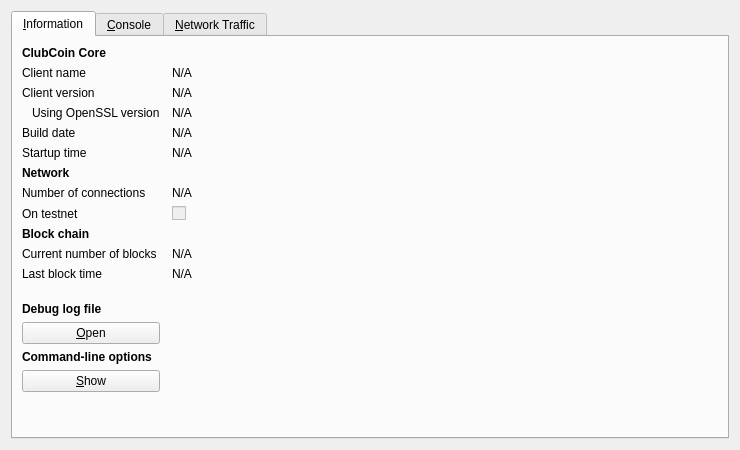
Before: the Qt Designer form src/qt/forms/debugwindow.ui in BitClubDev/ClubCoin, drawn with Qt 5.
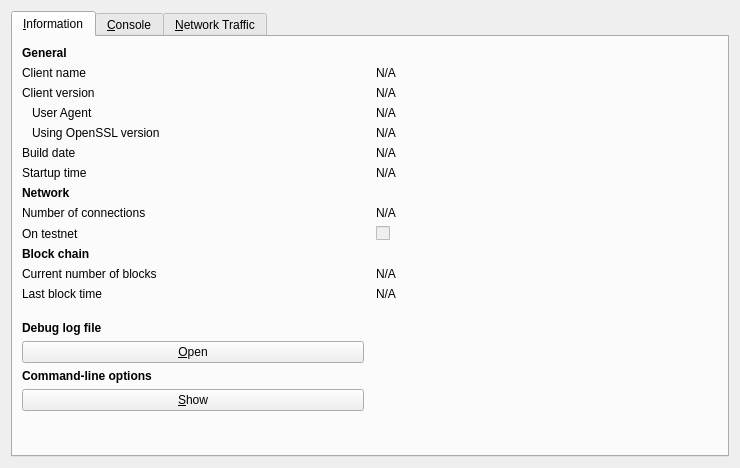
After: the same form once the commit is applied. Icons and pictures are not drawn. Custom widgets are drawn as their Qt base class.

Commit message: Debug window: show User Agent

Diff of the .ui file:
```diff
--- a/src/qt/forms/debugwindow.ui
+++ b/src/qt/forms/debugwindow.ui
@@ -7,7 +7,7 @@
     <x>0</x>
     <y>0</y>
     <width>740</width>
-    <height>450</height>
+    <height>468</height>
    </rect>
   </property>
   <property name="windowTitle">
@@ -23,7 +23,7 @@
       <attribute name="title">
        <string>&amp;Information</string>
       </attribute>
-      <layout class="QGridLayout" name="gridLayout" columnstretch="0,1">
+      <layout class="QGridLayout" name="gridLayout" columnstretch="0,0">
        <property name="horizontalSpacing">
         <number>12</number>
        </property>
@@ -36,7 +36,7 @@
           </font>
          </property>
          <property name="text">
-          <string>ClubCoin Core</string>
+          <string>General</string>
          </property>
         </widget>
        </item>
@@ -86,41 +86,25 @@
          </property>
         </widget>
        </item>
-       <item row="3" column="0">
-        <widget class="QLabel" name="label_14">
-         <property name="text">
-          <string>Using OpenSSL version</string>
-         </property>
-         <property name="indent">
-          <number>10</number>
-         </property>
-        </widget>
-       </item>
-       <item row="3" column="1">
-        <widget class="QLabel" name="openSSLVersion">
-         <property name="cursor">
-          <cursorShape>IBeamCursor</cursorShape>
-         </property>
-         <property name="text">
-          <string>N/A</string>
-         </property>
-         <property name="textFormat">
-          <enum>Qt::PlainText</enum>
-         </property>
-         <property name="textInteractionFlags">
-          <set>Qt::LinksAccessibleByMouse|Qt::TextSelectableByKeyboard|Qt::TextSelectableByMouse</set>
-         </property>
-        </widget>
-       </item>
-       <item row="4" column="0">
+       <item row="5" column="0">
         <widget class="QLabel" name="label_12">
          <property name="text">
           <string>Build date</string>
          </property>
         </widget>
        </item>
+       <item row="4" column="0">
+        <widget class="QLabel" name="label_14">
+         <property name="text">
+          <string>Using OpenSSL version</string>
+         </property>
+         <property name="indent">
+          <number>10</number>
+         </property>
+        </widget>
+       </item>
        <item row="4" column="1">
-        <widget class="QLabel" name="buildDate">
+        <widget class="QLabel" name="openSSLVersion">
          <property name="cursor">
           <cursorShape>IBeamCursor</cursorShape>
          </property>
@@ -135,7 +119,7 @@
          </property>
         </widget>
        </item>
-       <item row="5" column="0">
+       <item row="6" column="0">
         <widget class="QLabel" name="label_13">
          <property name="text">
           <string>Startup time</string>
@@ -143,6 +127,29 @@
         </widget>
        </item>
        <item row="5" column="1">
+        <widget class="QLabel" name="buildDate">
+         <property name="cursor">
+          <cursorShape>IBeamCursor</cursorShape>
+         </property>
+         <property name="text">
+          <string>N/A</string>
+         </property>
+         <property name="textFormat">
+          <enum>Qt::PlainText</enum>
+         </property>
+         <property name="textInteractionFlags">
+          <set>Qt::LinksAccessibleByMouse|Qt::TextSelectableByKeyboard|Qt::TextSelectableByMouse</set>
+         </property>
+        </widget>
+       </item>
+       <item row="8" column="0">
+        <widget class="QLabel" name="label_7">
+         <property name="text">
+          <string>Number of connections</string>
+         </property>
+        </widget>
+       </item>
+       <item row="6" column="1">
         <widget class="QLabel" name="startupTime">
          <property name="cursor">
           <cursorShape>IBeamCursor</cursorShape>
@@ -158,7 +165,7 @@
          </property>
         </widget>
        </item>
-       <item row="6" column="0">
+       <item row="7" column="0">
         <widget class="QLabel" name="label_11">
          <property name="font">
           <font>
@@ -171,37 +178,7 @@
          </property>
         </widget>
        </item>
-       <item row="7" column="0">
-        <widget class="QLabel" name="label_7">
-         <property name="text">
-          <string>Number of connections</string>
-         </property>
-        </widget>
-       </item>
-       <item row="7" column="1">
-        <widget class="QLabel" name="numberOfConnections">
-         <property name="cursor">
-          <cursorShape>IBeamCursor</cursorShape>
-         </property>
-         <property name="text">
-          <string>N/A</string>
-         </property>
-         <property name="textFormat">
-          <enum>Qt::PlainText</enum>
-         </property>
-         <property name="textInteractionFlags">
-          <set>Qt::LinksAccessibleByMouse|Qt::TextSelectableByKeyboard|Qt::TextSelectableByMouse</set>
-         </property>
-        </widget>
-       </item>
-       <item row="8" column="0">
-        <widget class="QLabel" name="label_8">
-         <property name="text">
-          <string>On testnet</string>
-         </property>
-        </widget>
-       </item>
-       <item row="8" column="1">
+       <item row="9" column="1">
         <widget class="QCheckBox" name="isTestNet">
          <property name="enabled">
           <bool>false</bool>
@@ -212,42 +189,49 @@
         </widget>
        </item>
        <item row="9" column="0">
-        <widget class="QLabel" name="label_10">
-         <property name="font">
-          <font>
-           <weight>75</weight>
-           <bold>true</bold>
-          </font>
+        <widget class="QLabel" name="label_8">
+         <property name="text">
+          <string>On testnet</string>
          </property>
+        </widget>
+       </item>
+       <item row="8" column="1">
+        <widget class="QLabel" name="numberOfConnections">
+         <property name="cursor">
+          <cursorShape>IBeamCursor</cursorShape>
+         </property>
          <property name="text">
-          <string>Block chain</string>
+          <string>N/A</string>
          </property>
+         <property name="textFormat">
+          <enum>Qt::PlainText</enum>
+         </property>
+         <property name="textInteractionFlags">
+          <set>Qt::LinksAccessibleByMouse|Qt::TextSelectableByKeyboard|Qt::TextSelectableByMouse</set>
+         </property>
         </widget>
        </item>
-       <item row="10" column="0">
+       <item row="11" column="0">
         <widget class="QLabel" name="label_3">
          <property name="text">
           <string>Current number of blocks</string>
          </property>
         </widget>
        </item>
-       <item row="10" column="1">
-        <widget class="QLabel" name="numberOfBlocks">
-         <property name="cursor">
-          <cursorShape>IBeamCursor</cursorShape>
+       <item row="10" column="0">
+        <widget class="QLabel" name="label_10">
+         <property name="font">
+          <font>
+           <weight>75</weight>
+           <bold>true</bold>
+          </font>
          </property>
          <property name="text">
-          <string>N/A</string>
-         </property>
-         <property name="textFormat">
-          <enum>Qt::PlainText</enum>
-         </property>
-         <property name="textInteractionFlags">
-          <set>Qt::LinksAccessibleByMouse|Qt::TextSelectableByKeyboard|Qt::TextSelectableByMouse</set>
+          <string>Block chain</string>
          </property>
         </widget>
        </item>
-       <item row="11" column="0">
+       <item row="12" column="0">
         <widget class="QLabel" name="label_2">
          <property name="text">
           <string>Last block time</string>
@@ -255,6 +239,35 @@
         </widget>
        </item>
        <item row="11" column="1">
+        <widget class="QLabel" name="numberOfBlocks">
+         <property name="cursor">
+          <cursorShape>IBeamCursor</cursorShape>
+         </property>
+         <property name="text">
+          <string>N/A</string>
+         </property>
+         <property name="textFormat">
+          <enum>Qt::PlainText</enum>
+         </property>
+         <property name="textInteractionFlags">
+          <set>Qt::LinksAccessibleByMouse|Qt::TextSelectableByKeyboard|Qt::TextSelectableByMouse</set>
+         </property>
+        </widget>
+       </item>
+       <item row="15" column="0">
+        <widget class="QPushButton" name="openDebugLogfileButton">
+         <property name="toolTip">
+          <string>Open the ClubCoin debug log file from the current data directory. This can take a few seconds for large log files.</string>
+         </property>
+         <property name="text">
+          <string>&amp;Open</string>
+         </property>
+         <property name="autoDefault">
+          <bool>false</bool>
+         </property>
+        </widget>
+       </item>
+       <item row="12" column="1">
         <widget class="QLabel" name="lastBlockTime">
          <property name="cursor">
           <cursorShape>IBeamCursor</cursorShape>
@@ -270,7 +283,7 @@
          </property>
         </widget>
        </item>
-       <item row="12" column="0">
+       <item row="13" column="0">
         <spacer name="verticalSpacer_2">
          <property name="orientation">
           <enum>Qt::Vertical</enum>
@@ -283,7 +296,7 @@
          </property>
         </spacer>
        </item>
-       <item row="13" column="0">
+       <item row="14" column="0">
         <widget class="QLabel" name="labelDebugLogfile">
          <property name="font">
           <font>
@@ -296,33 +309,7 @@
          </property>
         </widget>
        </item>
-       <item row="14" column="0">
-        <widget class="QPushButton" name="openDebugLogfileButton">
-         <property name="toolTip">
-          <string>Open the ClubCoin debug log file from the current data directory. This can take a few seconds for large log files.</string>
-         </property>
-         <property name="text">
-          <string>&amp;Open</string>
-         </property>
-         <property name="autoDefault">
-          <bool>false</bool>
-         </property>
-        </widget>
-       </item>
-       <item row="15" column="0">
-        <widget class="QLabel" name="labelCLOptions">
-         <property name="font">
-          <font>
-           <weight>75</weight>
-           <bold>true</bold>
-          </font>
-         </property>
-         <property name="text">
-          <string>Command-line options</string>
-         </property>
-        </widget>
-       </item>
-       <item row="16" column="0">
+       <item row="17" column="0">
         <widget class="QPushButton" name="showCLOptionsButton">
          <property name="toolTip">
           <string>Show the ClubCoin-Qt help message to get a list with possible ClubCoin command-line options.</string>
@@ -335,7 +322,20 @@
          </property>
         </widget>
        </item>
-       <item row="17" column="0">
+       <item row="16" column="0">
+        <widget class="QLabel" name="labelCLOptions">
+         <property name="font">
+          <font>
+           <weight>75</weight>
+           <bold>true</bold>
+          </font>
+         </property>
+         <property name="text">
+          <string>Command-line options</string>
+         </property>
+        </widget>
+       </item>
+       <item row="18" column="0">
         <spacer name="verticalSpacer">
          <property name="orientation">
           <enum>Qt::Vertical</enum>
@@ -348,6 +348,26 @@
          </property>
         </spacer>
        </item>
+       <item row="3" column="0">
+        <widget class="QLabel" name="label_4">
+         <property name="text">
+          <string>User Agent</string>
+         </property>
+         <property name="indent">
+          <number>10</number>
+         </property>
+        </widget>
+       </item>
+       <item row="3" column="1">
+        <widget class="QLabel" name="clientUserAgent">
+         <property name="text">
+          <string>N/A</string>
+         </property>
+         <property name="textFormat">
+          <enum>Qt::PlainText</enum>
+         </property>
+        </widget>
+       </item>
       </layout>
      </widget>
      <widget class="QWidget" name="tab_console">
```
The commit also changes 3 other files.
